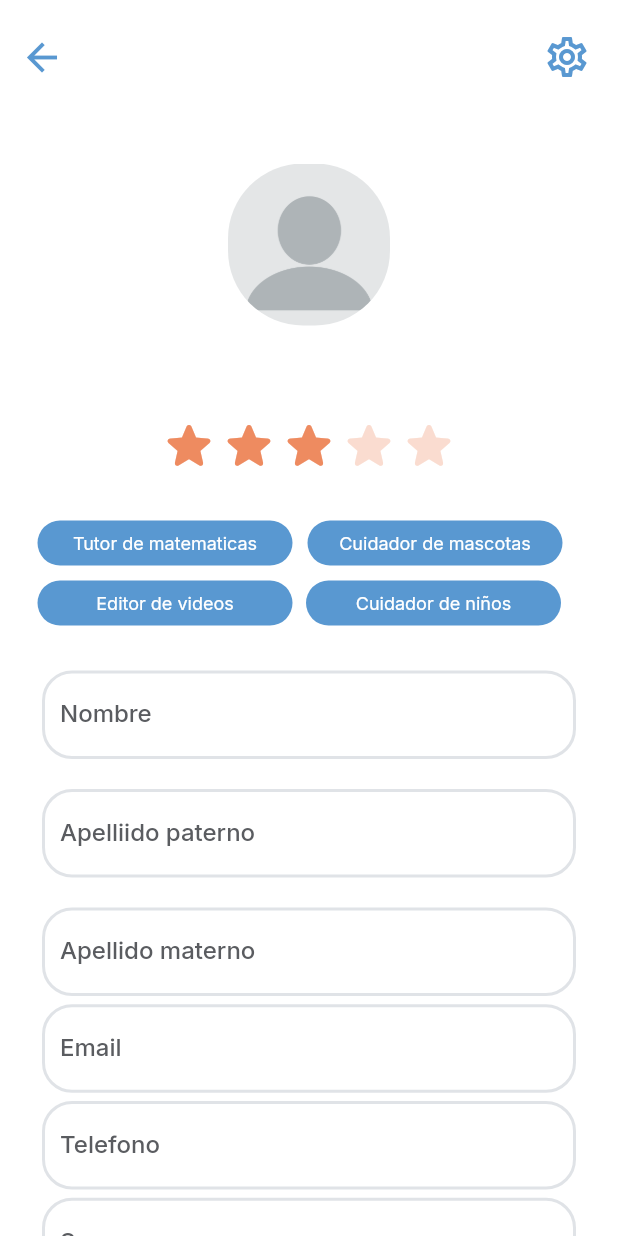
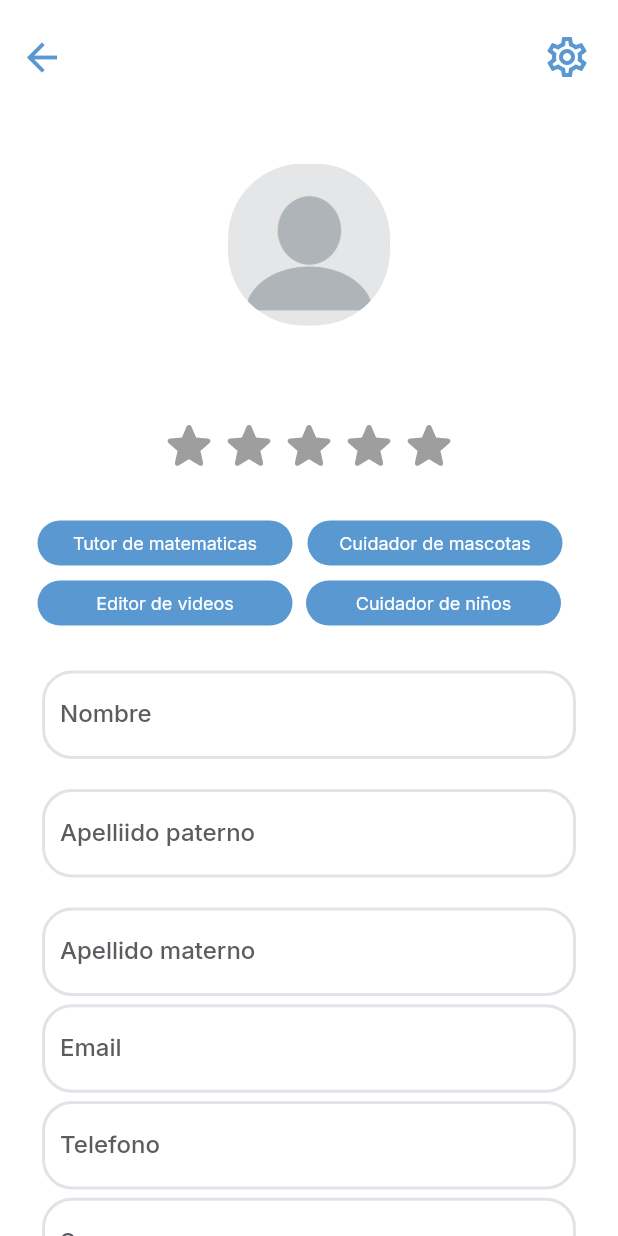
Before and after one commit to Mijael-cod/Front_AppStudent, a Flutter app: the PerfilWidget screen opened by its route, on a phone screen of 412 x 824 dp. Run offline on Flutter 3.47's test engine with Material 2 defaults, Android fonts, the light colour scheme and no system bars; drawn by our look-alikes of flutter_rating_bar; our stand-ins replace auto_size_text, dropdown_button2, easy_debounce, flutter_animate, flutter_secure_storage, font_awesome_flutter and 8 more; missing offline and left inert: json_path; accounts and stored records are empty.

Commit message:
Update perfil_widget.dart

```diff
--- a/lib/cliente/perfil/perfil_widget.dart
+++ b/lib/cliente/perfil/perfil_widget.dart
@@ -25,7 +25,7 @@ class _PerfilWidgetState extends State<PerfilWidget> {
   late PerfilModel _model;
 
   final scaffoldKey = GlobalKey<ScaffoldState>();
-
+  int _calificacion = 0; // Esta es la variable que almacenará la calificación
   String _userName = ''; // Variable para almacenar el nombre de usuario
 
   @override
@@ -126,6 +126,8 @@ class _PerfilWidgetState extends State<PerfilWidget> {
             setState(() {
               _userName =
                   '$nombre $apellidoPaterno $apellidoMaterno'; //Los nombres
+              _calificacion = personaData['calificacion'] ??
+                  0; // Asigna la calificación o un valor predeterminado si es null
             });
           }
         }
@@ -164,7 +166,8 @@ class _PerfilWidgetState extends State<PerfilWidget> {
             backgroundColor: FlutterFlowTheme.of(context).secondaryBackground,
             automaticallyImplyLeading: false,
             leading: Padding(
-              padding: const EdgeInsetsDirectional.fromSTEB(0.0, 20.0, 0.0, 0.0),
+              padding:
+                  const EdgeInsetsDirectional.fromSTEB(0.0, 20.0, 0.0, 0.0),
               child: InkWell(
                 splashColor: Colors.transparent,
                 focusColor: Colors.transparent,
@@ -182,7 +185,8 @@ class _PerfilWidgetState extends State<PerfilWidget> {
             ),
             actions: [
               Padding(
-                padding: const EdgeInsetsDirectional.fromSTEB(0.0, 20.0, 18.0, 0.0),
+                padding:
+                    const EdgeInsetsDirectional.fromSTEB(0.0, 20.0, 18.0, 0.0),
                 child: InkWell(
                   splashColor: Colors.transparent,
                   focusColor: Colors.transparent,
@@ -252,7 +256,8 @@ class _PerfilWidgetState extends State<PerfilWidget> {
                   ),
                 ),
                 Padding(
-                  padding: const EdgeInsetsDirectional.fromSTEB(0.0, 16.0, 0.0, 0.0),
+                  padding:
+                      const EdgeInsetsDirectional.fromSTEB(0.0, 16.0, 0.0, 0.0),
                   child: Text(
                     '$_userName',
                     textAlign: TextAlign.center,
@@ -263,30 +268,35 @@ class _PerfilWidgetState extends State<PerfilWidget> {
                   ),
                 ),
                 Padding(
-                  padding: const EdgeInsetsDirectional.fromSTEB(0.0, 8.0, 0.0, 0.0),
-                  child: RatingBar.builder(
-                    onRatingUpdate: (newValue) =>
-                        setState(() => _model.ratingBarValue = newValue),
-                    itemBuilder: (context, index) => Icon(
-                      Icons.star_rounded,
-                      color: FlutterFlowTheme.of(context).tertiary,
-                    ),
-                    direction: Axis.horizontal,
-                    initialRating: _model.ratingBarValue ??= 3.0,
-                    unratedColor: FlutterFlowTheme.of(context).accent3,
-                    itemCount: 5,
-                    itemSize: 40.0,
-                    glowColor: FlutterFlowTheme.of(context).tertiary,
+                  padding:
+                      const EdgeInsetsDirectional.fromSTEB(0.0, 8.0, 0.0, 0.0),
+                  child: Row(
+                    mainAxisAlignment: MainAxisAlignment.center,
+                    children: List.generate(5, (index) {
+                      IconData iconData = Icons.star_rounded;
+                      Color iconColor =
+                          Colors.grey; // Color para estrellas vacías
+                      if (index < _calificacion) {
+                        iconColor =
+                            Colors.orange; // Color para estrellas llenas
+                      }
+                      return Icon(
+                        iconData,
+                        color: iconColor,
+                        size: 40.0,
+                      );
+                    }),
                   ),
                 ),
                 Padding(
-                  padding: const EdgeInsetsDirectional.fromSTEB(0.0, 20.0, 0.0, 0.0),
+                  padding:
+                      const EdgeInsetsDirectional.fromSTEB(0.0, 20.0, 0.0, 0.0),
                   child: Row(
                     mainAxisSize: MainAxisSize.max,
                     children: [
                       Padding(
-                        padding: const
-                            EdgeInsetsDirectional.fromSTEB(20.0, 0.0, 0.0, 0.0),
+                        padding: const EdgeInsetsDirectional.fromSTEB(
+                            20.0, 0.0, 0.0, 0.0),
                         child: Column(
                           mainAxisSize: MainAxisSize.max,
                           children: [
@@ -300,7 +310,8 @@ class _PerfilWidgetState extends State<PerfilWidget> {
                                   color: const Color(0xFF5998D1),
                                   borderRadius: BorderRadius.circular(32.0),
                                 ),
-                                alignment: const AlignmentDirectional(0.00, 0.00),
+                                alignment:
+                                    const AlignmentDirectional(0.00, 0.00),
                                 child: Text(
                                   'Tutor de matematicas',
                                   style: FlutterFlowTheme.of(context)
@@ -316,8 +327,8 @@ class _PerfilWidgetState extends State<PerfilWidget> {
                         ),
                       ),
                       Padding(
-                        padding: const
-                            EdgeInsetsDirectional.fromSTEB(5.0, 0.0, 0.0, 0.0),
+                        padding: const EdgeInsetsDirectional.fromSTEB(
+                            5.0, 0.0, 0.0, 0.0),
                         child: Column(
                           mainAxisSize: MainAxisSize.max,
                           children: [
@@ -331,7 +342,8 @@ class _PerfilWidgetState extends State<PerfilWidget> {
                                   color: const Color(0xFF5998D1),
                                   borderRadius: BorderRadius.circular(32.0),
                                 ),
-                                alignment: const AlignmentDirectional(0.00, 0.00),
+                                alignment:
+                                    const AlignmentDirectional(0.00, 0.00),
                                 child: Text(
                                   'Cuidador de mascotas',
                                   style: FlutterFlowTheme.of(context)
@@ -353,8 +365,8 @@ class _PerfilWidgetState extends State<PerfilWidget> {
                   mainAxisSize: MainAxisSize.max,
                   children: [
                     Padding(
-                      padding: const
-                          EdgeInsetsDirectional.fromSTEB(20.0, 0.0, 0.0, 0.0),
+                      padding: const EdgeInsetsDirectional.fromSTEB(
+                          20.0, 0.0, 0.0, 0.0),
                       child: Column(
                         mainAxisSize: MainAxisSize.max,
                         children: [
@@ -413,7 +425,8 @@ class _PerfilWidgetState extends State<PerfilWidget> {
                   ],
                 ),
                 Padding(
-                  padding: const EdgeInsetsDirectional.fromSTEB(0.0, 12.0, 0.0, 0.0),
+                  padding:
+                      const EdgeInsetsDirectional.fromSTEB(0.0, 12.0, 0.0, 0.0),
                   child: Column(
                     mainAxisSize: MainAxisSize.max,
                     children: [
@@ -435,8 +448,9 @@ class _PerfilWidgetState extends State<PerfilWidget> {
                                 children: [
                                   Expanded(
                                     child: Padding(
-                                      padding: const EdgeInsetsDirectional.fromSTEB(
-                                          20.0, 10.0, 20.0, 20.0),
+                                      padding:
+                                          const EdgeInsetsDirectional.fromSTEB(
+                                              20.0, 10.0, 20.0, 20.0),
                                       child: TextFormField(
                                         controller:
                                             _model.nombrePerfilController,
@@ -521,8 +535,9 @@ class _PerfilWidgetState extends State<PerfilWidget> {
                                 children: [
                                   Expanded(
                                     child: Padding(
-                                      padding: const EdgeInsetsDirectional.fromSTEB(
-                                          20.0, 0.0, 20.0, 20.0),
+                                      padding:
+                                          const EdgeInsetsDirectional.fromSTEB(
+                                              20.0, 0.0, 20.0, 20.0),
                                       child: TextFormField(
                                         controller:
                                             _model.apellidoPPerfilController,
```
